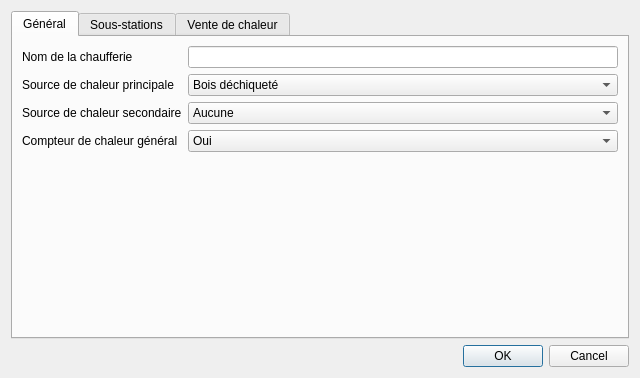
Qt form configurationdialog.ui (pyridiss/suivi-chaufferies) before a commit.
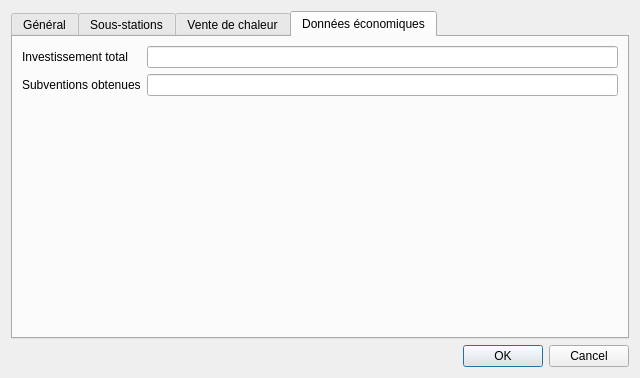
The same form after that commit. The open tabs and pages were chosen to show the change. Icons and pictures are not drawn.

Commit message: Add an economic tab in configuration dialog.

The edit to the form file:
```diff
--- a/configurationdialog.ui
+++ b/configurationdialog.ui
@@ -328,6 +328,33 @@
        </item>
       </layout>
      </widget>
+     <widget class="QWidget" name="tabEconomicData">
+      <attribute name="title">
+       <string>Données économiques</string>
+      </attribute>
+      <layout class="QFormLayout" name="formLayout_3">
+       <item row="0" column="1">
+        <widget class="QLineEdit" name="lineEdit_Investment"/>
+       </item>
+       <item row="0" column="0">
+        <widget class="QLabel" name="label_6">
+         <property name="text">
+          <string>Investissement total</string>
+         </property>
+        </widget>
+       </item>
+       <item row="1" column="0">
+        <widget class="QLabel" name="label_13">
+         <property name="text">
+          <string>Subventions obtenues</string>
+         </property>
+        </widget>
+       </item>
+       <item row="1" column="1">
+        <widget class="QLineEdit" name="lineEdit_Subsidies"/>
+       </item>
+      </layout>
+     </widget>
     </widget>
    </item>
    <item>
```
